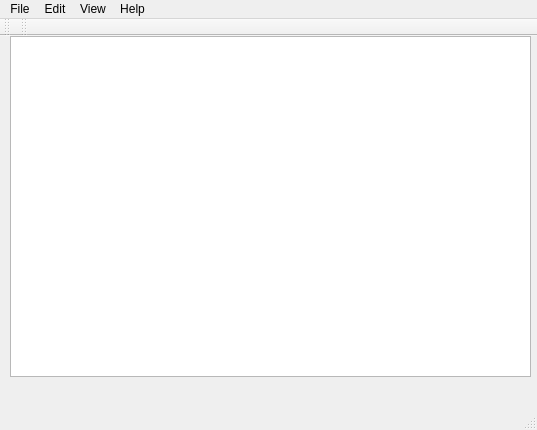
Before: the Qt Designer form EditorTexto/mainwindow.ui in Antoniolm/Editor_Texto-Qt5, drawn with Qt 5.
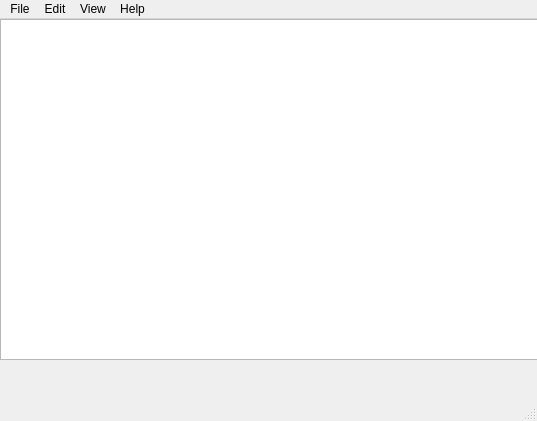
After: the same form once the commit is applied.

Patch:
```diff
--- a/EditorTexto/mainwindow.ui
+++ b/EditorTexto/mainwindow.ui
@@ -7,7 +7,7 @@
     <x>0</x>
     <y>0</y>
     <width>537</width>
-    <height>430</height>
+    <height>421</height>
    </rect>
   </property>
   <property name="windowTitle">
@@ -17,9 +17,9 @@
    <widget class="QTextEdit" name="mainText">
     <property name="geometry">
      <rect>
-      <x>10</x>
+      <x>0</x>
       <y>0</y>
-      <width>521</width>
+      <width>541</width>
       <height>341</height>
      </rect>
     </property>
@@ -83,26 +83,7 @@
    <addaction name="menuHelp"/>
    <addaction name="menuHelp_2"/>
   </widget>
-  <widget class="QToolBar" name="mainToolBar">
-   <attribute name="toolBarArea">
-    <enum>TopToolBarArea</enum>
-   </attribute>
-   <attribute name="toolBarBreak">
-    <bool>false</bool>
-   </attribute>
-  </widget>
   <widget class="QStatusBar" name="statusBar"/>
-  <widget class="QToolBar" name="toolBar">
-   <property name="windowTitle">
-    <string>toolBar</string>
-   </property>
-   <attribute name="toolBarArea">
-    <enum>TopToolBarArea</enum>
-   </attribute>
-   <attribute name="toolBarBreak">
-    <bool>false</bool>
-   </attribute>
-  </widget>
   <action name="actionNew_File">
    <property name="text">
     <string>New File</string>
```
